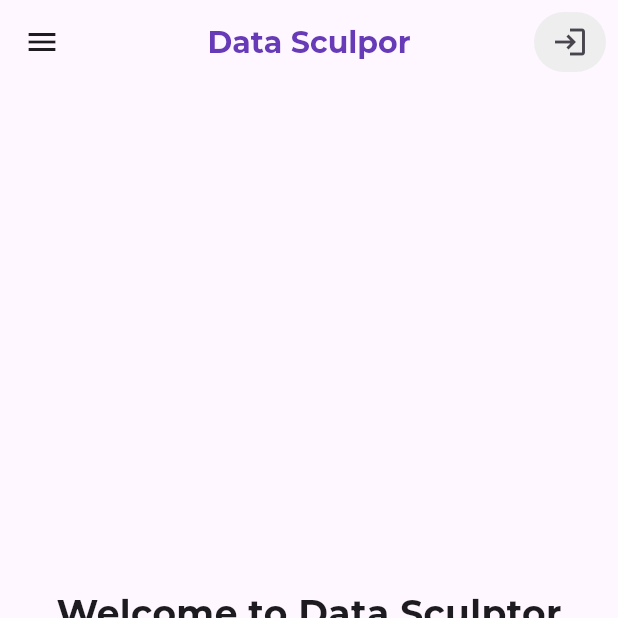
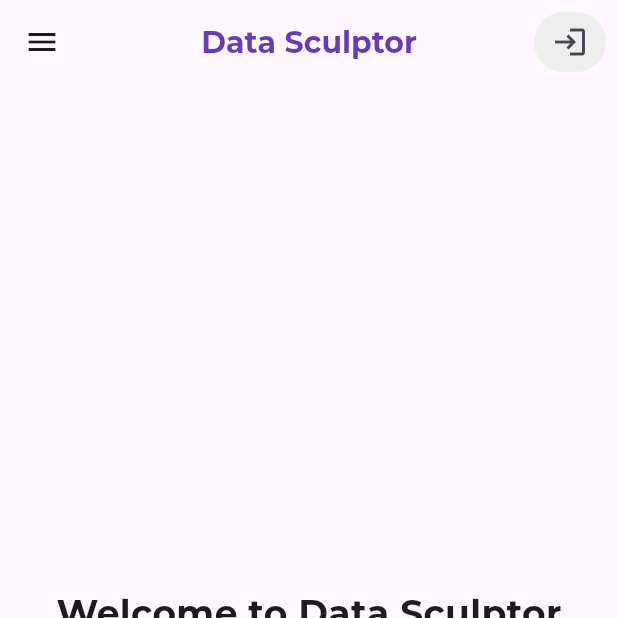
Before and after one commit to lfindlay24/data-sculpter, a Flutter app: the screen it shows after launch, on a phone screen of 412 x 824 dp, the top half of it. Run offline on Flutter 3.47's test engine with Material 3 defaults, Android fonts, the light colour scheme and no system bars; our stand-ins replace file_picker, flutter_login, flutter_svg, syncfusion_flutter_charts; missing offline and left inert: dart:ffi; project files that could hold a hidden picture were left out.

Commit message:
Fixed Some things

```diff
--- a/flutter_ui/lib/pages/dataInsertionPage.dart
+++ b/flutter_ui/lib/pages/dataInsertionPage.dart
@@ -143,6 +143,7 @@ void _saveToCloud(List<Map<String, dynamic>> workingData, String title) async {
   var body = {
     "content": {"data": workingData, "title": title},
     "email": email,
+    "groupName": ""
   };
   var response = await http.post(
     Uri.parse('$basePath/data'),
--- a/flutter_ui/lib/pages/home.dart
+++ b/flutter_ui/lib/pages/home.dart
@@ -34,7 +34,7 @@ class HomePage extends StatelessWidget {
             color: Colors.deepPurple,
           ),
           child: Text(
-            'Data Sculpor',
+            'Data Sculptor',
             style: TextStyle(
               color: Colors.white,
               fontSize: 24.0,
@@ -80,7 +80,7 @@ class HomePage extends StatelessWidget {
   AppBar appBar() {
     return AppBar(
       title: const Text(
-        'Data Sculpor',
+        'Data Sculptor',
         style: TextStyle(
           color: Colors.deepPurple,
           fontSize: 20.0,
--- a/flutter_ui/lib/pages/login.dart
+++ b/flutter_ui/lib/pages/login.dart
@@ -62,6 +62,7 @@ class LoginScreen extends StatelessWidget {
     if (response.statusCode == 200) {
       //Success return null to return user to the Home Page
       auth = response.body;
+      email = data.name!;
       debugPrint('Auth: $auth');
       return null;
     } else {
```
Also changed, not shown: flutter_ui/lib/pages/graphsPage.dart (+14 -7 lines).
